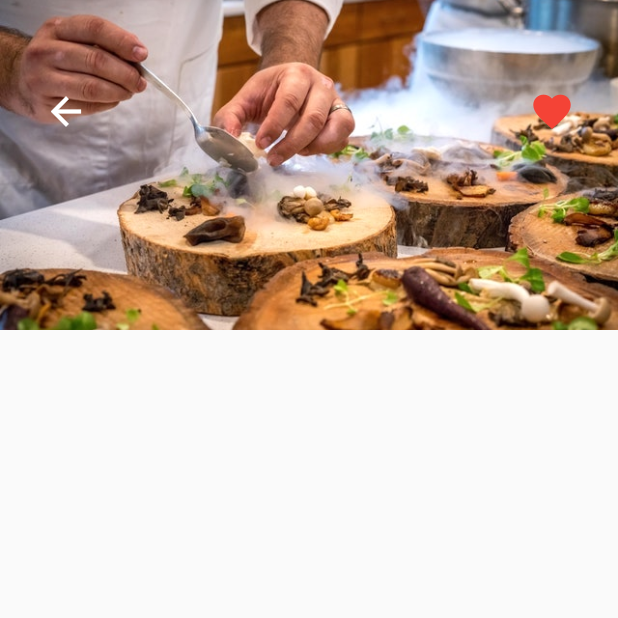
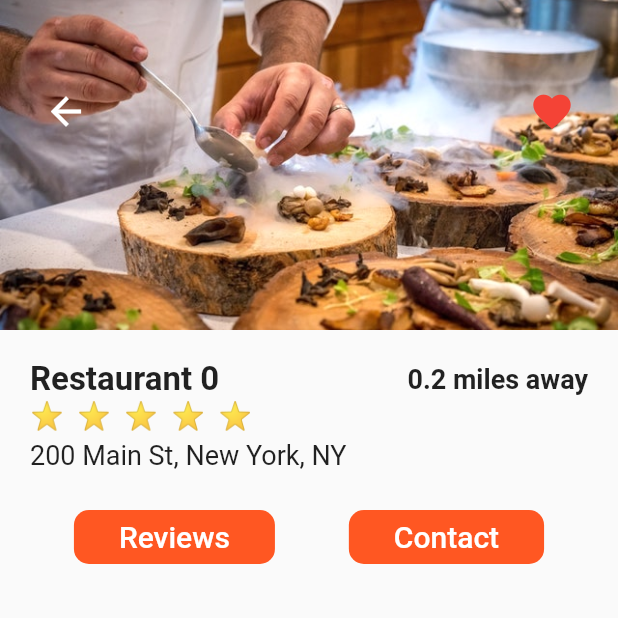
Before and after one commit to sa2608/Flutter-Food-Delivery-App, a Flutter app: the screen it shows after launch, after a tap on "Restaurant 0", on a phone screen of 412 x 824 dp, the top half of it. Run offline on Flutter 3.47's test engine with Material 2 defaults, Android fonts, the phone set to English and light mode, and no system bars.

Commit message:
:lipstick: restaurant reviews and contact button added

```diff
--- a/lib/screens/restaurant_screen.dart
+++ b/lib/screens/restaurant_screen.dart
@@ -1,5 +1,6 @@
 import 'package:flutter/material.dart';
 import 'package:flutter_food_delivery_ui/models/restaurant.dart';
+import 'package:flutter_food_delivery_ui/widgets/rating_stars.dart';
 
 class RestaurantScreen extends StatefulWidget {
   final Restaurant restaurant;
@@ -19,7 +20,7 @@ class _RestaurantScreenState extends State<RestaurantScreen> {
             children: [
               Hero(
                 tag: widget.restaurant.imageUrl,
-                              child: Image(
+                child: Image(
                   image: AssetImage(widget.restaurant.imageUrl),
                   height: 220.0,
                   width: MediaQuery.of(context).size.width,
@@ -27,7 +28,8 @@ class _RestaurantScreenState extends State<RestaurantScreen> {
                 ),
               ),
               Padding(
-                padding: const EdgeInsets.symmetric(horizontal: 20.0, vertical:50.0),
+                padding: const EdgeInsets.symmetric(
+                    horizontal: 20.0, vertical: 50.0),
                 child: Row(
                   mainAxisAlignment: MainAxisAlignment.spaceBetween,
                   children: [
@@ -45,7 +47,79 @@ class _RestaurantScreenState extends State<RestaurantScreen> {
                     ),
                   ],
                 ),
-              )
+              ),
+            ],
+          ),
+          Padding(
+            padding: const EdgeInsets.all(20.0),
+            child: Column(
+              crossAxisAlignment: CrossAxisAlignment.start,
+              children: [
+                Row(
+                  mainAxisAlignment: MainAxisAlignment.spaceBetween,
+                  children: [
+                    Text(
+                      widget.restaurant.name,
+                      style: TextStyle(
+                        fontSize: 22.0,
+                        fontWeight: FontWeight.w600,
+                      ),
+                    ),
+                    Text(
+                      '0.2 miles away',
+                      style: TextStyle(
+                        fontSize: 18.0,
+                        fontWeight: FontWeight.w600,
+                      ),
+                    ),
+                  ],
+                ),
+                RatingStars(widget.restaurant.rating),
+                SizedBox(
+                  height: 6.0,
+                ),
+                Text(
+                  widget.restaurant.address,
+                  style: TextStyle(
+                    fontSize: 18.0,
+                  ),
+                )
+              ],
+            ),
+          ),
+          Row(
+            mainAxisAlignment: MainAxisAlignment.spaceEvenly,
+            children: [
+              FlatButton(
+                padding: EdgeInsets.symmetric(horizontal: 30.0),
+                color: Theme.of(context).primaryColor,
+                shape: RoundedRectangleBorder(
+                  borderRadius: BorderRadius.circular(10.0),
+                ),
+                child: Text(
+                  'Reviews',
+                  style: TextStyle(
+                    color: Colors.white,
+                    fontSize: 20.0,
+                  ),
+                ),
+                onPressed: () {},
+              ),
+              FlatButton(
+                padding: EdgeInsets.symmetric(horizontal: 30.0),
+                color: Theme.of(context).primaryColor,
+                shape: RoundedRectangleBorder(
+                  borderRadius: BorderRadius.circular(10.0),
+                ),
+                child: Text(
+                  'Contact',
+                  style: TextStyle(
+                    color: Colors.white,
+                    fontSize: 20.0,
+                  ),
+                ),
+                onPressed: () {},
+              ),
             ],
           )
         ],
```
